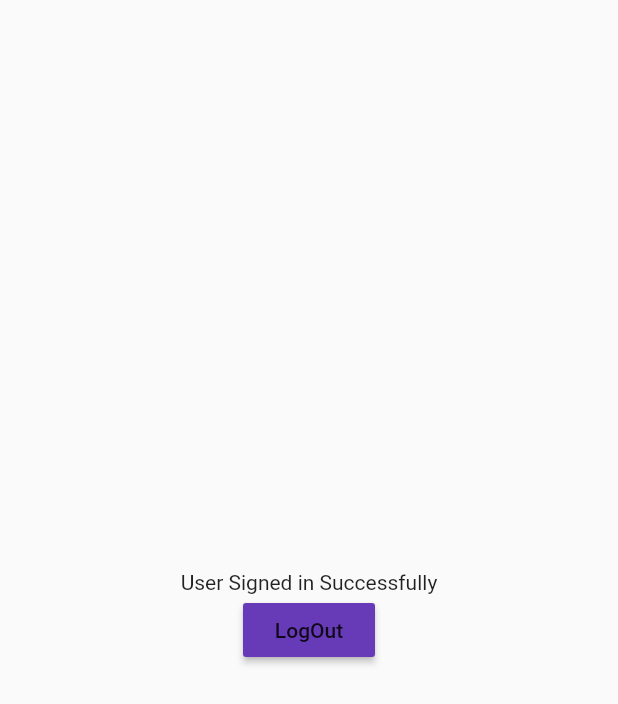
After one commit to Platonn250/mitchfirebase, a Flutter app: the screen it shows once a user with an empty profile is signed in, after a tap on "LogOut", on a phone screen of 412 x 824 dp. The commit adds this screen. Shown: the top 704 px of the screen. Run offline on Flutter 3.47's test engine with Material 2 defaults, Android fonts, the phone set to English and light mode, and no system bars; our stand-ins replace cloud_firestore, firebase_auth, firebase_core, google_fonts; accounts and stored records are empty; network calls fail.

Commit message:
logi in and out

```diff
--- a/lib/main.dart
+++ b/lib/main.dart
@@ -1,9 +1,18 @@
 // ignore_for_file: prefer_const_constructors
 
+import 'package:firebase_core/firebase_core.dart';
 import 'package:flutter/material.dart';
+import 'package:mitchfirebase/firebase_options.dart';
 import 'package:mitchfirebase/pages/loginpage.dart';
+import 'package:firebase_auth/firebase_auth.dart';
+import 'package:cloud_firestore/cloud_firestore.dart';
+import 'package:mitchfirebase/pages/mainpage.dart';
 
-void main() {
+void main() async {
+  WidgetsFlutterBinding.ensureInitialized();
+  await Firebase.initializeApp(
+      // options: DefaultFirebaseOptions.currentPlatform,
+      );
   runApp(const MyApp());
 }
 
@@ -15,7 +24,7 @@ class MyApp extends StatelessWidget {
   Widget build(BuildContext context) {
     return MaterialApp(
       debugShowCheckedModeBanner: false,
-      home: LoginPage(),
+      home: MainPage(),
     );
   }
 }
--- /dev/null
+++ b/lib/pages/homepage.dart
@@ -0,0 +1,38 @@
+// ignore_for_file: prefer_const_constructors
+
+import 'package:firebase_auth/firebase_auth.dart';
+import 'package:flutter/material.dart';
+
+class HomePage extends StatefulWidget {
+  const HomePage({Key? key}) : super(key: key);
+
+  @override
+  State<HomePage> createState() => _HomePageState();
+}
+
+class _HomePageState extends State<HomePage> {
+  final user = FirebaseAuth.instance.currentUser!;
+
+  Future logOut() async {
+    await FirebaseAuth.instance.signOut();
+  }
+
+  @override
+  Widget build(BuildContext context) {
+    return Scaffold(
+      body: Center(
+        child: Column(
+          mainAxisAlignment: MainAxisAlignment.center,
+          children: [
+            Text('User Signed in Successfully' + user.email!),
+            MaterialButton(
+              onPressed: logOut,
+              color: Colors.deepPurple,
+              child: Text("LogOut"),
+            )
+          ],
+        ),
+      ),
+    );
+  }
+}
--- a/lib/pages/loginpage.dart
+++ b/lib/pages/loginpage.dart
@@ -1,10 +1,33 @@
 // ignore_for_file: prefer_const_constructors, prefer_const_literals_to_create_immutables, sort_child_properties_last
 
+import 'package:firebase_auth/firebase_auth.dart';
 import 'package:flutter/material.dart';
 import 'package:google_fonts/google_fonts.dart';
 
-class LoginPage extends StatelessWidget {
+class LoginPage extends StatefulWidget {
   const LoginPage({Key? key}) : super(key: key);
+
+  @override
+  State<LoginPage> createState() => _LoginPageState();
+}
+
+class _LoginPageState extends State<LoginPage> {
+  // text controlers
+  final _emailController = TextEditingController();
+  final _passwordController = TextEditingController();
+
+  Future signIn() async {
+    await FirebaseAuth.instance.signInWithEmailAndPassword(
+        email: _emailController.text.trim(),
+        password: _passwordController.text.trim());
+  }
+
+  @override
+  void dispose() {
+    _emailController.dispose();
+    _passwordController.dispose();
+    super.dispose();
+  }
 
   @override
   Widget build(BuildContext context) {
@@ -15,6 +38,7 @@ class LoginPage extends StatelessWidget {
           child: Column(
             mainAxisAlignment: MainAxisAlignment.center,
             children: [
+              Icon(Icons.android),
               // hello again
               Text(
                 "Hello World",
@@ -47,6 +71,7 @@ class LoginPage extends StatelessWidget {
                   child: Padding(
                     padding: const EdgeInsets.symmetric(horizontal: 12),
                     child: TextField(
+                      controller: _emailController,
                       decoration: InputDecoration(
                         hintText: 'Email',
                         border: InputBorder.none,
@@ -70,8 +95,11 @@ class LoginPage extends StatelessWidget {
                   child: Padding(
                     padding: const EdgeInsets.symmetric(horizontal: 12),
                     child: TextField(
+                      controller: _passwordController,
                       obscureText: true,
                       decoration: InputDecoration(
+                        // enabledBorder: OutlineInputBorder(
+                        // borderRadius: BorderRadius.circular(12)),
                         hintText: 'Password',
                         border: InputBorder.none,
                       ),
@@ -82,7 +110,9 @@ class LoginPage extends StatelessWidget {
               SizedBox(
                 height: 20,
               ),
-              Padding(
+              GestureDetector(
+                onTap: signIn,
+                child: Padding(
                   padding: const EdgeInsets.symmetric(horizontal: 25),
                   child: Container(
                     padding: EdgeInsets.all(20),
@@ -95,6 +125,7 @@ class LoginPage extends StatelessWidget {
                       color: Colors.deepPurple,
                       border: Border.all(color: Colors.white),
                       borderRadius: BorderRadius.circular(12),
+                    ),
                   ),
                 ),
               ),
--- /dev/null
+++ b/lib/pages/mainpage.dart
@@ -0,0 +1,24 @@
+import 'package:firebase_auth/firebase_auth.dart';
+import 'package:flutter/material.dart';
+import 'package:mitchfirebase/pages/homepage.dart';
+import 'package:mitchfirebase/pages/loginpage.dart';
+
+class MainPage extends StatelessWidget {
+  const MainPage({Key? key}) : super(key: key);
+
+  @override
+  Widget build(BuildContext context) {
+    return Scaffold(
+      body: StreamBuilder<User?>(
+        stream: FirebaseAuth.instance.authStateChanges(),
+        builder: (context, snapshot) {
+          if (snapshot.hasData) {
+            return HomePage();
+          } else {
+            return LoginPage();
+          }
+        },
+      ),
+    );
+  }
+}
--- a/pubspec.yaml
+++ b/pubspec.yaml
@@ -35,6 +35,9 @@ dependencies:
   # Use with the CupertinoIcons class for iOS style icons.
   cupertino_icons: ^1.0.2
   google_fonts: ^3.0.1
+  cloud_firestore: ^3.4.3
+  firebase_auth: ^3.6.2
+  firebase_core: ^1.20.0
 
 dev_dependencies:
   flutter_test:
```
Also changed, not shown: lib/firebase_options.dart (added), pubspec.lock, 3 other files. Lines whose indentation alone changed are shown as unchanged.
